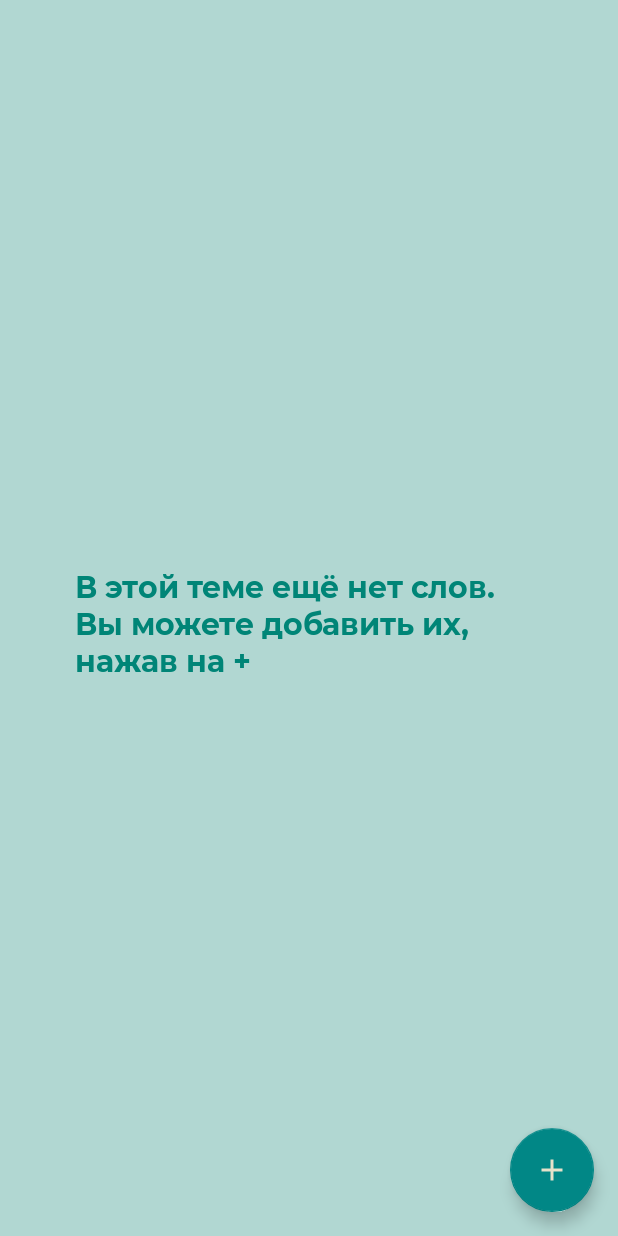
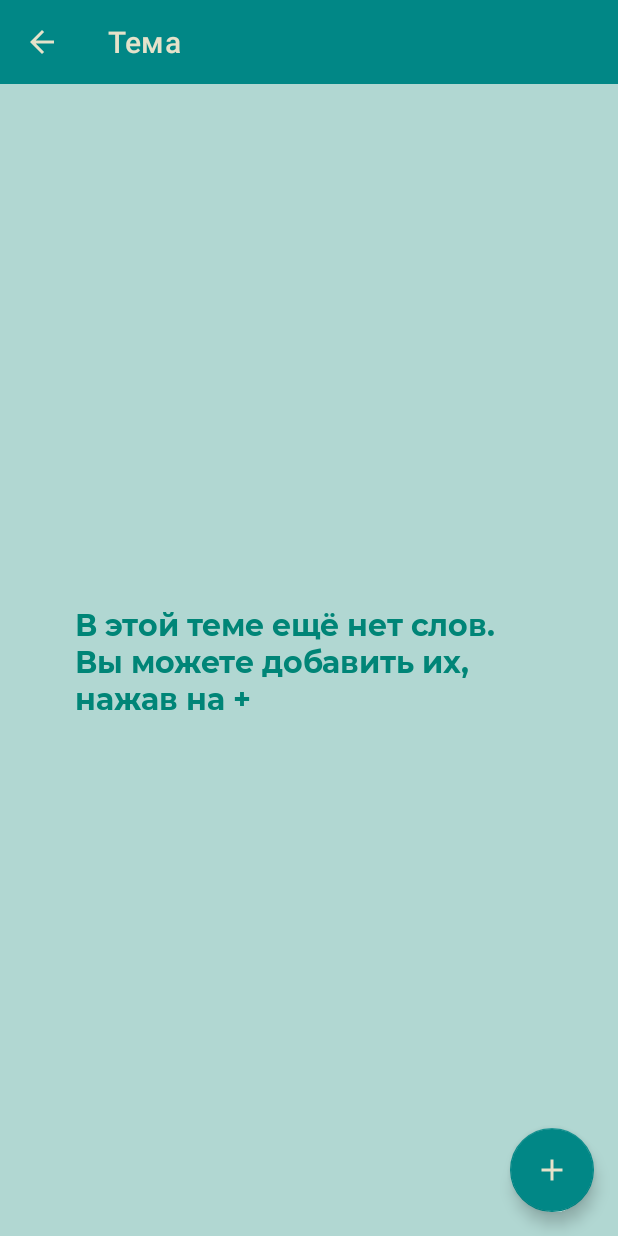
Before and after one commit to Soudagh/KidEng, an Android app: the WordActivity screen opened directly, with no data from a screen before it, on a phone screen of 412 x 824 dp. Run offline under Robolectric (Android 15) with nearby library versions, the phone set to English and light mode, and no system bars; our stand-ins replace Room's generated code; 1 statement that could not run was skipped.

Commit message:
toolbar WordActivity and fix textinput layouts

```diff
--- a/app/src/main/java/com/example/kideng/App.java
+++ b/app/src/main/java/com/example/kideng/App.java
@@ -17,6 +17,7 @@ public class App extends Application {
         super.onCreate();
         instance = this;
         database = Room.databaseBuilder(this, AppDatabase.class, "database")
+                //.addMigrations(AppDatabase.MIGRATION_1_2)
                 .allowMainThreadQueries()
                 .build();
     }
--- a/app/src/main/java/com/example/kideng/db/dao/ThemeDao.java
+++ b/app/src/main/java/com/example/kideng/db/dao/ThemeDao.java
@@ -13,6 +13,10 @@ public interface ThemeDao {
     @Query("SELECT * FROM theme")
     List<Theme> getAll();
 
+    @Query("SELECT * FROM theme WHERE id = :id")
+    Theme getThemeById(int id);
+
+
     @Insert
     void insert(Theme theme);
 }
--- a/app/src/main/java/com/example/kideng/ui/activities/WordActivity.java
+++ b/app/src/main/java/com/example/kideng/ui/activities/WordActivity.java
@@ -9,12 +9,14 @@ import android.widget.TextView;
 import androidx.annotation.NonNull;
 import androidx.annotation.Nullable;
 import androidx.appcompat.app.AppCompatActivity;
+import androidx.appcompat.widget.Toolbar;
 import androidx.recyclerview.widget.ItemTouchHelper;
 import androidx.recyclerview.widget.RecyclerView;
 
 import com.example.kideng.App;
 import com.example.kideng.R;
 import com.example.kideng.db.AppDatabase;
+import com.example.kideng.db.dao.ThemeDao;
 import com.example.kideng.db.dao.WordDao;
 import com.example.kideng.db.entities.Word;
 
@@ -29,11 +31,18 @@ public class WordActivity extends AppCompatActivity {
     public List<Word> wordList;
     AppDatabase db = App.getInstance().getDatabase();
     WordDao wordDao = db.wordDao();
+    ThemeDao themeDao = db.themeDao();
 
     @Override
     public void onCreate(@Nullable Bundle savedInstanceState) {
         super.onCreate(savedInstanceState);
         setContentView(R.layout.word_activity);
+
+        int id = getIntentId();
+        Toolbar toolbar = findViewById(R.id.toolbar);
+        toolbar.setNavigationIcon(R.drawable.ic_back);
+        toolbar.setTitle(themeDao.getThemeById(id).getTheme());
+        toolbar.setNavigationOnClickListener(view -> onBackPressed());
 
         RecyclerView mRecycler = findViewById(R.id.recycler_words);
 
@@ -41,7 +50,6 @@ public class WordActivity extends AppCompatActivity {
                 ItemTouchHelper.LEFT | ItemTouchHelper.RIGHT);
         new ItemTouchHelper(callback).attachToRecyclerView(mRecycler);
 
-        int id = getIntentId();
         wordList = wordDao.getByThemeId(id);
         mWordAdapter = new WordAdapter(wordList);
         mRecycler.setAdapter(mWordAdapter);
--- a/app/src/main/res/layout/add_theme_fragment.xml
+++ b/app/src/main/res/layout/add_theme_fragment.xml
@@ -41,7 +41,9 @@
                 android:layout_marginStart="20dp"
                 android:layout_marginTop="10dp"
                 android:layout_marginBottom="30dp"
-                android:hint="Название темы">
+                app:boxStrokeColor="@color/black"
+                android:textColorHint="@color/black"
+                android:hint="@string/write_theme_name">
 
                 <com.google.android.material.textfield.TextInputEditText
                     android:id="@+id/textInputThemeNamedEt"
@@ -67,6 +69,8 @@
                 android:layout_height="wrap_content"
                 android:layout_marginStart="20dp"
                 android:layout_marginTop="10dp"
+                app:boxStrokeColor="@color/black"
+                android:textColorHint="@color/black"
                 android:hint="Опишите тему">
 
                 <com.google.android.material.textfield.TextInputEditText
--- a/app/src/main/res/layout/add_word_fragment.xml
+++ b/app/src/main/res/layout/add_word_fragment.xml
@@ -38,6 +38,8 @@
             <com.google.android.material.textfield.TextInputLayout
                 android:id="@+id/textInputEngWordLayout"
                 style="@style/Widget.MaterialComponents.TextInputLayout.OutlinedBox.Dense"
+                app:boxStrokeColor="@color/black"
+                android:textColorHint="@color/black"
                 android:layout_width="256dp"
                 android:layout_height="wrap_content"
                 android:layout_marginStart="20dp"
@@ -73,6 +75,8 @@
             <com.google.android.material.textfield.TextInputLayout
                 android:id="@+id/textInputRusWordLayout"
                 style="@style/Widget.MaterialComponents.TextInputLayout.OutlinedBox.Dense"
+                app:boxStrokeColor="@color/black"
+                android:textColorHint="@color/black"
                 android:layout_width="match_parent"
                 android:layout_height="wrap_content"
                 android:layout_marginStart="20dp"
--- a/app/src/main/res/layout/theme_activity.xml
+++ b/app/src/main/res/layout/theme_activity.xml
@@ -3,7 +3,7 @@
     xmlns:android="http://schemas.android.com/apk/res/android"
     android:layout_width="match_parent"
     android:layout_height="match_parent"
-    android:background="#B1D7D2"
+    android:background="@color/primary"
     xmlns:app="http://schemas.android.com/apk/res-auto"
     xmlns:tools="http://schemas.android.com/tools">
 
--- a/app/src/main/res/layout/word_activity.xml
+++ b/app/src/main/res/layout/word_activity.xml
@@ -3,12 +3,24 @@
     xmlns:android="http://schemas.android.com/apk/res/android"
     android:layout_width="match_parent"
     android:layout_height="match_parent"
-    android:background="#B1D7D2"
+    android:background="@color/primary"
     xmlns:app="http://schemas.android.com/apk/res-auto"
     xmlns:tools="http://schemas.android.com/tools">
 
+    <androidx.appcompat.widget.Toolbar
+        android:id="@+id/toolbar"
+        android:layout_width="match_parent"
+        android:layout_height="?attr/actionBarSize"
+        android:background="@color/teal_700"
+        app:navigationIcon="?attr/homeAsUpIndicator"
+        app:title="@string/theme_name"
+        style="@style/MyText"
+        app:titleTextColor="@color/secondary">
+
+    </androidx.appcompat.widget.Toolbar>
+
     <androidx.recyclerview.widget.RecyclerView
-        android:layout_marginTop="5dp"
+        android:layout_marginTop="?attr/actionBarSize"
         android:layout_marginLeft="5dp"
         android:layout_marginRight="5dp"
         android:id="@+id/recycler_words"
--- a/app/src/main/res/layout/word_item.xml
+++ b/app/src/main/res/layout/word_item.xml
@@ -30,6 +30,7 @@
             android:textAppearance="@style/TextAppearance.AppCompat.Headline"
             android:textSize="16sp"
             android:textStyle="bold"
+            android:textColor="@color/black"
             app:layout_constraintBottom_toBottomOf="parent"
             app:layout_constraintStart_toStartOf="parent"
             app:layout_constraintTop_toTopOf="parent"
--- a/app/src/main/res/values/strings.xml
+++ b/app/src/main/res/values/strings.xml
@@ -7,7 +7,7 @@
     <string name="btn_rus">Русский перевод</string>
     <string name="tv_choice">Выберите режим</string>
     <string name="tv_start_game">Игра начнётся через  </string>
-    <string name="theme_name">Тема:</string>
+    <string name="theme_name">Тема</string>
     <string name="theme_number">Номер темы:</string>
     <string name="theme_description">Описание темы:</string>
     <string name="dialog_title">Начать заново</string>
@@ -49,6 +49,7 @@
     <string name="language">Язык</string>
     <string name="level">Уровень</string>
     <string name="themes">Темы</string>
+    <string name="write_theme_name">Название темы</string>
 
 
 </resources>
--- a/app/src/main/res/values/themes.xml
+++ b/app/src/main/res/values/themes.xml
@@ -34,7 +34,7 @@
     </style>
 
     <style name="InputLayoutStyle" parent="Widget.MaterialComponents.TextInputLayout.OutlinedBox.Dense">
-        <item name="boxStrokeColor">#fff</item>
+        <item name="boxStrokeColor">@color/teal_700</item>
         <item name="boxStrokeWidth">2dp</item>
     </style>
 
```
Also changed, not shown: app/src/main/java/com/example/kideng/db/AppDatabase.java (+13 -1 lines).
